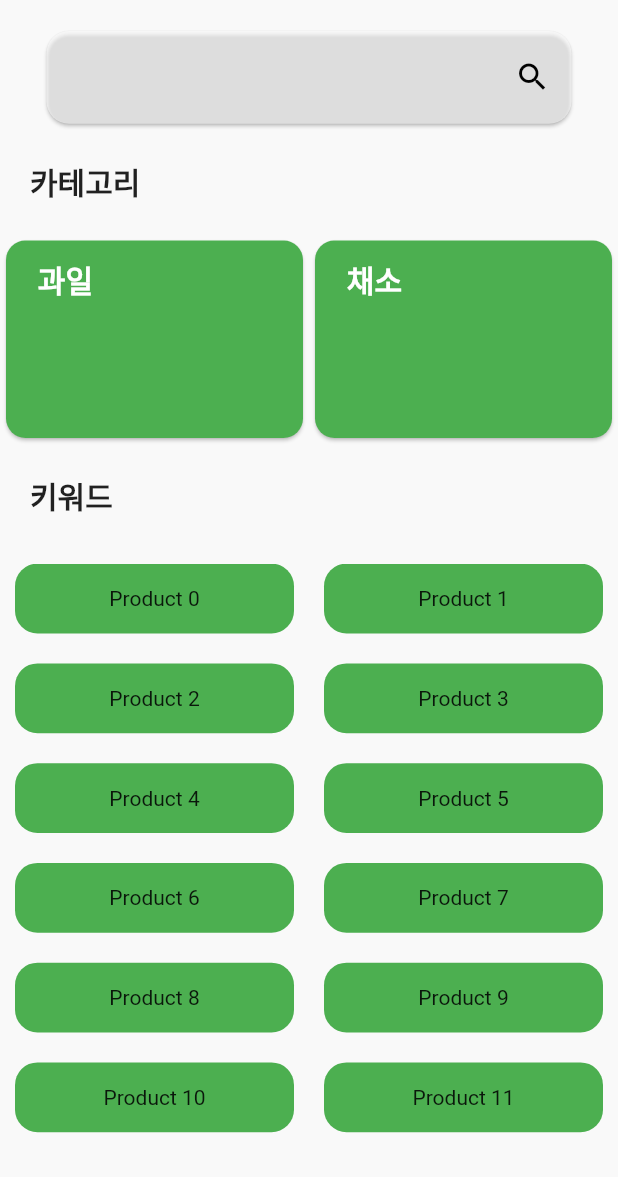
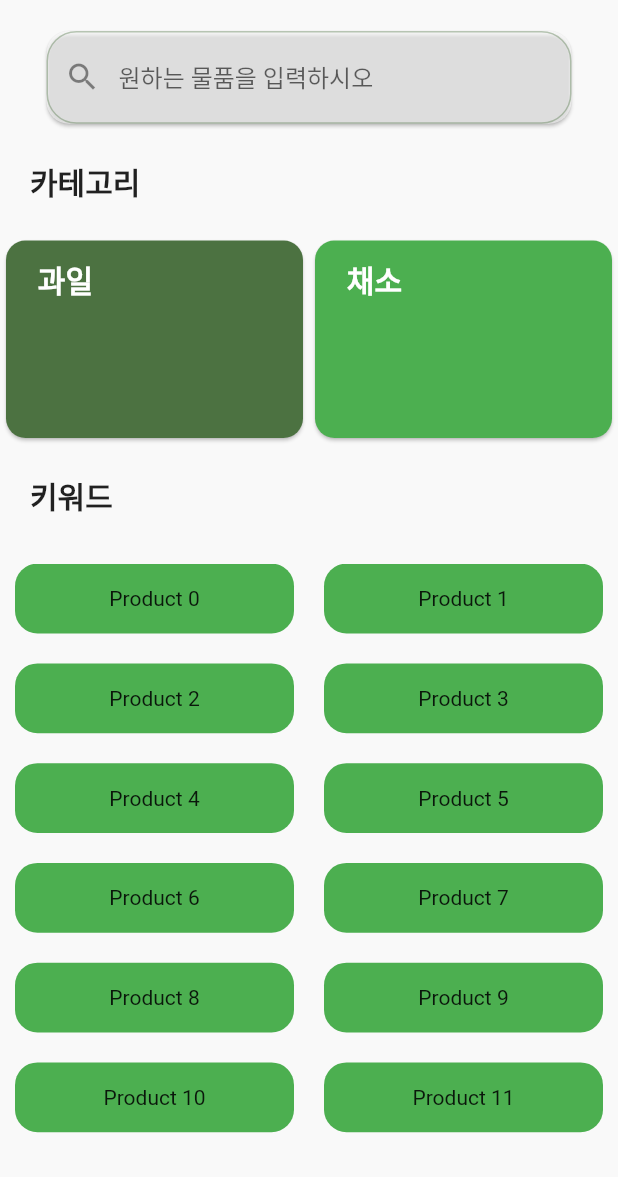
Before and after one commit to LevelUpToast/Toast_FrontEnd, a Flutter app: the searchScreen screen opened directly, on a phone screen of 412 x 824 dp, the part 59-1236 px from its top. Run offline on Flutter 3.47's test engine with Material 2 defaults, Android fonts, the phone set to English and light mode, and no system bars; our stand-ins replace dropdown_button2, flutter_svg, flutter_swiper, material_floating_search_bar.

Commit message:
2022-09-25_searchPage fix_v2

```diff
--- a/lever_up_toast/lib/screens/bodyScreen/searchScreen.dart
+++ b/lever_up_toast/lib/screens/bodyScreen/searchScreen.dart
@@ -1,6 +1,7 @@
 // ignore_for_file: file_names, prefer_const_constructors
 
 import 'package:flutter/material.dart';
+import 'package:lever_up_toast/values/values.dart';
 import 'package:material_floating_search_bar/material_floating_search_bar.dart';
 
 
@@ -42,18 +43,16 @@ class _searchScreenState extends State<searchScreen> {
                   children: [
                     Flexible(
                       flex: 6,
-                      child: Container(),
-                    ),
-                    Flexible(
-                      flex: 1,
                       child: Container(
-                        child: IconButton(
-                          onPressed: (){
-                            print("눌림");
-                          },
-                          color: Colors.black,
-                          icon: Icon(
-                            Icons.search
+                        child: TextField(
+                          controller: TextEditingController(),
+                          decoration: InputDecoration(
+                            prefixIcon: const Icon(Icons.search),
+                            hintText: '원하는 물품을 입력하시오',
+                            border: OutlineInputBorder(
+                              borderRadius: BorderRadius.circular(20),
+                              borderSide: const BorderSide(color: Colors.white54)
+                            )
                           ),
                         ),
                       ),
@@ -98,7 +97,7 @@ class _searchScreenState extends State<searchScreen> {
                     child: Center(
                       child: Container(
                         child: Card(
-                          color: Colors.green,
+                          color: AppColors.thirdColor,
                           shape: RoundedRectangleBorder(
                             borderRadius: BorderRadius.circular(13.0),
                           ),
```
